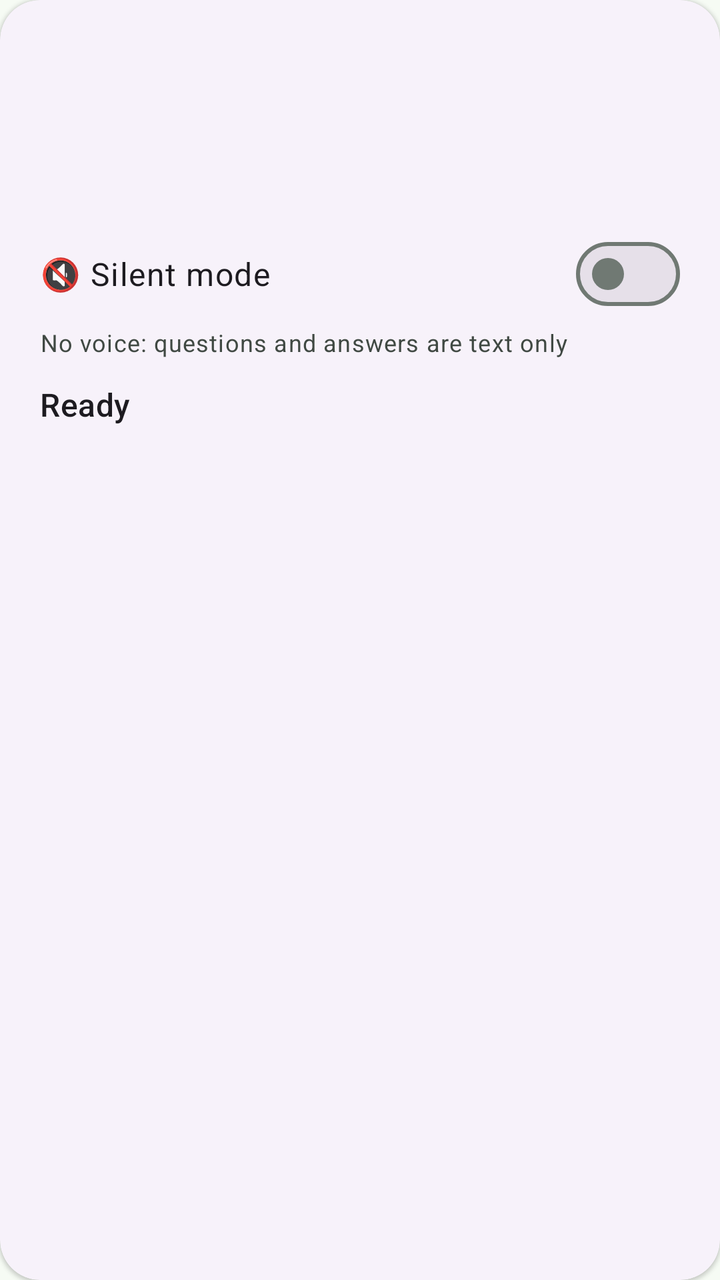
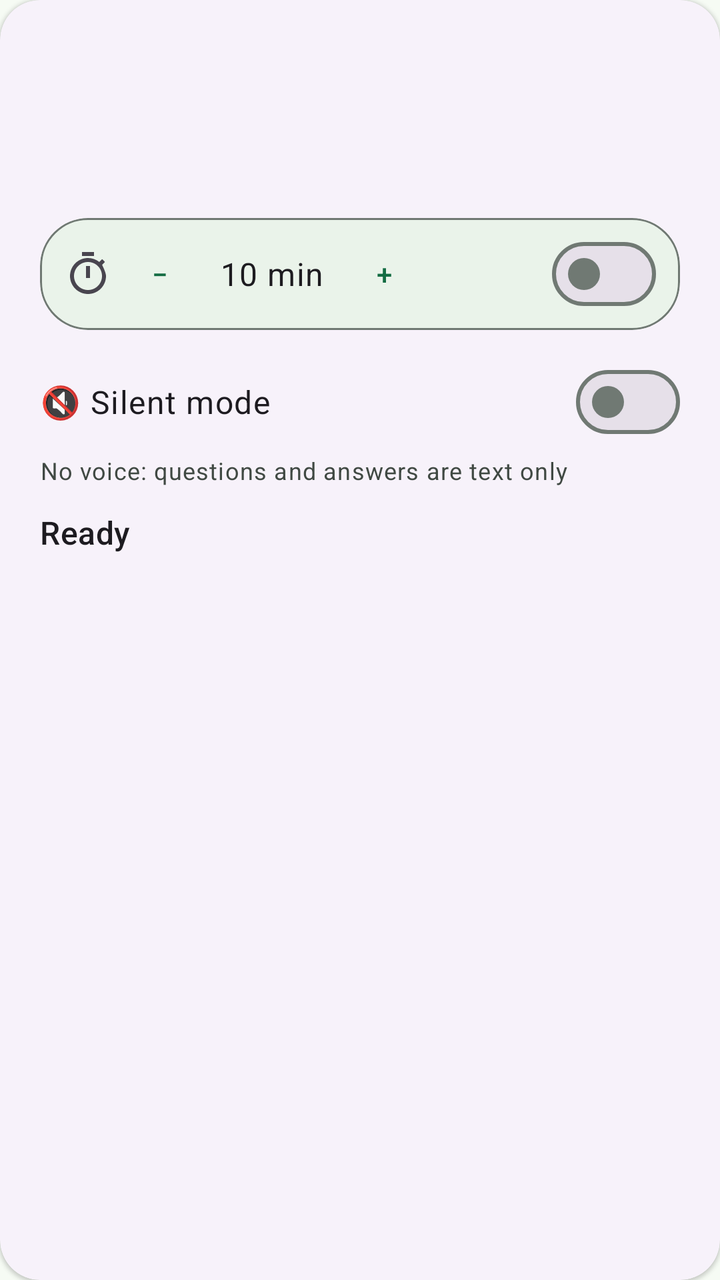

Compare the two renders of this Android layout. The source of the first and the diff that turns it into the second are given below.
<!-- AndroidManifest.xml: application theme Theme.VoiceSrs -->
<!-- res/layout/include_status_card.xml -->
<?xml version="1.0" encoding="utf-8"?>
<com.google.android.material.card.MaterialCardView xmlns:android="http://schemas.android.com/apk/res/android"
    xmlns:app="http://schemas.android.com/apk/res-auto"
    android:id="@+id/statusCard"
    style="@style/Widget.Material3.CardView.Elevated"
    android:layout_width="match_parent"
    android:layout_height="wrap_content"
    android:layout_marginBottom="12dp"
    app:cardCornerRadius="20dp"
    app:contentPadding="20dp">

    <LinearLayout
        android:layout_width="match_parent"
        android:layout_height="wrap_content"
        android:animateLayoutChanges="true"
        android:orientation="vertical">

        <TextView
            android:id="@+id/deckPath"
            android:layout_width="match_parent"
            android:layout_height="wrap_content"
            android:ellipsize="start"
            android:maxLines="1"
            android:singleLine="true"
            android:textAppearance="?attr/textAppearanceBodySmall"
            android:textColor="?attr/colorOnSurfaceVariant"
            android:visibility="gone" />

        <TextView
            android:id="@+id/deckName"
            android:layout_width="match_parent"
            android:layout_height="wrap_content"
            android:textAppearance="?attr/textAppearanceHeadlineSmall" />

        <TextView
            android:id="@+id/dueCount"
            android:layout_width="match_parent"
            android:layout_height="wrap_content"
            android:layout_marginTop="4dp"
            android:textAppearance="?attr/textAppearanceBodyLarge" />

        <TextView
            android:id="@+id/voiceLine"
            android:layout_width="match_parent"
            android:layout_height="wrap_content"
            android:layout_marginTop="4dp"
            android:clickable="false"
            android:focusable="false"
            android:longClickable="false"
            android:textAppearance="?attr/textAppearanceBodyMedium"
            android:textColor="?attr/colorOnSurfaceVariant" />

        <com.google.android.material.materialswitch.MaterialSwitch
            android:id="@+id/drillSilentSwitch"
            android:layout_width="match_parent"
            android:layout_height="wrap_content"
            android:layout_marginTop="12dp"
            android:minHeight="48dp"
            android:text="@string/silent_switch"
            android:textAppearance="?attr/textAppearanceBodyLarge" />

        <TextView
            android:id="@+id/drillSilentSubtitle"
            android:layout_width="match_parent"
            android:layout_height="wrap_content"
            android:layout_marginTop="2dp"
            android:text="@string/silent_switch_sub"
            android:textAppearance="?attr/textAppearanceBodySmall"
            android:textColor="?attr/colorOnSurfaceVariant" />

        <TextView
            android:id="@+id/stateText"
            android:layout_width="match_parent"
            android:layout_height="wrap_content"
            android:layout_marginTop="12dp"
            android:text="@string/state_ready"
            android:textAppearance="?attr/textAppearanceTitleMedium" />

        <TextView
            android:id="@+id/progressText"
            android:layout_width="match_parent"
            android:layout_height="wrap_content"
            android:layout_marginTop="4dp"
            android:textAppearance="?attr/textAppearanceBodyMedium"
            android:visibility="gone" />

        <com.google.android.material.chip.Chip
            android:id="@+id/syncChip"
            style="@style/Widget.Material3.Chip.Assist"
            android:layout_width="wrap_content"
            android:layout_height="wrap_content"
            android:layout_marginTop="8dp"
            android:clickable="false"
            android:focusable="false"
            android:text="0 pending sync"
            android:visibility="gone"
            app:chipMinHeight="32dp" />

    </LinearLayout>
</com.google.android.material.card.MaterialCardView>
<!-- resources referenced by this layout -->
<resources>
  <string name="silent_switch">🔇 Silent mode</string>
  <string name="silent_switch_sub">No voice: questions and answers are text only</string>
  <string name="state_ready">Ready</string>
  <style name="Theme.VoiceSrs" parent="Theme.Material3.DayNight.NoActionBar">
          <item name="colorPrimary">@color/md_theme_primary</item>
          <item name="colorOnPrimary">@color/md_theme_onPrimary</item>
          <item name="colorPrimaryContainer">@color/md_theme_primaryContainer</item>
          <item name="colorOnPrimaryContainer">@color/md_theme_onPrimaryContainer</item>
          <item name="colorSecondary">@color/md_theme_secondary</item>
          <item name="colorOnSecondary">@color/md_theme_onSecondary</item>
          <item name="colorSecondaryContainer">@color/md_theme_secondaryContainer</item>
          <item name="colorOnSecondaryContainer">@color/md_theme_onSecondaryContainer</item>
          <item name="colorTertiary">@color/md_theme_tertiary</item>
          <item name="colorOnTertiary">@color/md_theme_onTertiary</item>
          <item name="colorTertiaryContainer">@color/md_theme_tertiaryContainer</item>
          <item name="colorOnTertiaryContainer">@color/md_theme_onTertiaryContainer</item>
          <item name="android:colorBackground">@color/md_theme_background</item>
          <item name="colorSurface">@color/md_theme_surface</item>
          <item name="colorOnSurface">@color/md_theme_onSurface</item>
          <item name="colorSurfaceVariant">@color/md_theme_surfaceVariant</item>
          <item name="colorOnSurfaceVariant">@color/md_theme_onSurfaceVariant</item>
          <item name="colorOutline">@color/md_theme_outline</item>
          <item name="colorError">@color/md_theme_error</item>
          <item name="colorOnError">@color/md_theme_onError</item>
          <item name="android:statusBarColor">@android:color/transparent</item>
          <item name="android:navigationBarColor">@android:color/transparent</item>
          <item name="android:forceDarkAllowed">false</item>
      </style>
  <color name="md_theme_primary">#146C43</color>
  <color name="md_theme_onPrimary">#FFFFFF</color>
  <color name="md_theme_primaryContainer">#A4F4C4</color>
  <color name="md_theme_onPrimaryContainer">#002110</color>
  <color name="md_theme_secondary">#4D6356</color>
  <color name="md_theme_onSecondary">#FFFFFF</color>
  <color name="md_theme_secondaryContainer">#D0E8D8</color>
  <color name="md_theme_onSecondaryContainer">#0B1F15</color>
  <color name="md_theme_tertiary">#3C6472</color>
  <color name="md_theme_onTertiary">#FFFFFF</color>
  <color name="md_theme_tertiaryContainer">#C0E9FA</color>
  <color name="md_theme_onTertiaryContainer">#001F28</color>
  <color name="md_theme_background">#F6FBF4</color>
  <color name="md_theme_surface">#F6FBF4</color>
  <color name="md_theme_onSurface">#171D19</color>
  <color name="md_theme_surfaceVariant">#DCE5DC</color>
  <color name="md_theme_onSurfaceVariant">#404943</color>
  <color name="md_theme_outline">#707973</color>
  <color name="md_theme_error">#BA1A1A</color>
  <color name="md_theme_onError">#FFFFFF</color>
</resources>

<!-- the commit's change to res/layout/include_status_card.xml (unified diff, before → after) -->
@@ -50,6 +50,12 @@
             android:textAppearance="?attr/textAppearanceBodyMedium"
             android:textColor="?attr/colorOnSurfaceVariant" />
 
+        <include
+            layout="@layout/include_timer_row"
+            android:layout_width="match_parent"
+            android:layout_height="wrap_content"
+            android:layout_marginTop="8dp" />
+
         <com.google.android.material.materialswitch.MaterialSwitch
             android:id="@+id/drillSilentSwitch"
             android:layout_width="match_parent"
@@ -98,3 +104,71 @@
 
     </LinearLayout>
 </com.google.android.material.card.MaterialCardView>
+<!-- res/layout/include_timer_row.xml (included above) -->
+<?xml version="1.0" encoding="utf-8"?>
+<com.google.android.material.card.MaterialCardView xmlns:android="http://schemas.android.com/apk/res/android"
+    xmlns:app="http://schemas.android.com/apk/res-auto"
+    android:id="@+id/timerRow"
+    style="@style/Widget.Material3.CardView.Outlined"
+    android:layout_width="match_parent"
+    android:layout_height="wrap_content"
+    android:minHeight="48dp"
+    android:contentDescription="@string/timer_title"
+    app:cardCornerRadius="24dp"
+    app:cardElevation="0dp"
+    app:contentPadding="4dp"
+    app:strokeColor="?attr/colorOutline"
+    app:strokeWidth="1dp">
+
+    <LinearLayout
+        android:layout_width="match_parent"
+        android:layout_height="wrap_content"
+        android:gravity="center_vertical"
+        android:orientation="horizontal"
+        android:paddingStart="8dp"
+        android:paddingEnd="8dp">
+
+        <ImageView
+            android:id="@+id/timerIcon"
+            android:layout_width="24dp"
+            android:layout_height="24dp"
+            android:contentDescription="@string/timer_title"
+            android:src="@drawable/ic_timer" />
+
+        <Button
+            android:id="@+id/timerMinus"
+            style="@style/Widget.Material3.Button.IconButton"
+            android:layout_width="48dp"
+            android:layout_height="48dp"
+            android:contentDescription="@string/timer_fewer"
+            android:text="−" />
+
+        <TextView
+            android:id="@+id/timerValue"
+            android:layout_width="wrap_content"
+            android:layout_height="wrap_content"
+            android:layout_marginStart="4dp"
+            android:layout_marginEnd="4dp"
+            android:minWidth="56dp"
+            android:gravity="center"
+            android:textAppearance="?attr/textAppearanceBodyLarge"
+            android:text="10 min" />
+
+        <Button
+            android:id="@+id/timerPlus"
+            style="@style/Widget.Material3.Button.IconButton"
+            android:layout_width="48dp"
+            android:layout_height="48dp"
+            android:contentDescription="@string/timer_more"
+            android:text="+" />
+
+        <com.google.android.material.materialswitch.MaterialSwitch
+            android:id="@+id/timerSwitch"
+            android:layout_width="0dp"
+            android:layout_height="wrap_content"
+            android:layout_weight="1"
+            android:gravity="end|center_vertical"
+            android:minHeight="48dp"
+            android:contentDescription="@string/timer_switch" />
+    </LinearLayout>
+</com.google.android.material.card.MaterialCardView>
<!-- resource entries referenced after the edit -->
@@ -1,8 +1,24 @@
 <!-- resources referenced by this layout -->
 <resources>
+  <!-- drawable ic_timer (drawable) -->
+  <?xml version="1.0" encoding="utf-8"?>
+  <vector xmlns:android="http://schemas.android.com/apk/res/android"
+      android:width="24dp"
+      android:height="24dp"
+      android:viewportWidth="24"
+      android:viewportHeight="24"
+      android:tint="?attr/colorControlNormal">
+      <path
+          android:fillColor="#FF000000"
+          android:pathData="M15,1H9v2h6V1zM11,14h2V8h-2V14zM19.03,7.39l1.42,-1.42c-0.43,-0.51 -0.9,-0.99 -1.41,-1.41l-1.42,1.42C16.07,4.74 14.12,4 12,4c-4.97,0 -9,4.03 -9,9s4.02,9 9,9s9,-4.03 9,-9C21,11.88 20.26,9.93 19.03,7.39zM12,20c-3.87,0 -7,-3.13 -7,-7s3.13,-7 7,-7s7,3.13 7,7S15.87,20 12,20z" />
+  </vector>
   <string name="silent_switch">🔇 Silent mode</string>
   <string name="silent_switch_sub">No voice: questions and answers are text only</string>
   <string name="state_ready">Ready</string>
+  <string name="timer_fewer">Fewer minutes</string>
+  <string name="timer_more">More minutes</string>
+  <string name="timer_switch">Timer on</string>
+  <string name="timer_title">Timer</string>
   <style name="Theme.VoiceSrs" parent="Theme.Material3.DayNight.NoActionBar">
           <item name="colorPrimary">@color/md_theme_primary</item>
           <item name="colorOnPrimary">@color/md_theme_onPrimary</item>
